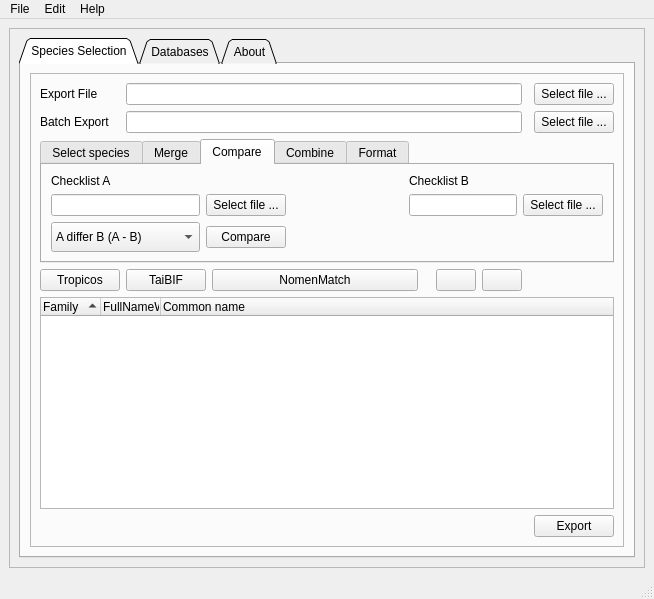
First picture: the form in src/ui/ui_main.ui, repository TaiBON/checklister, before the edit.
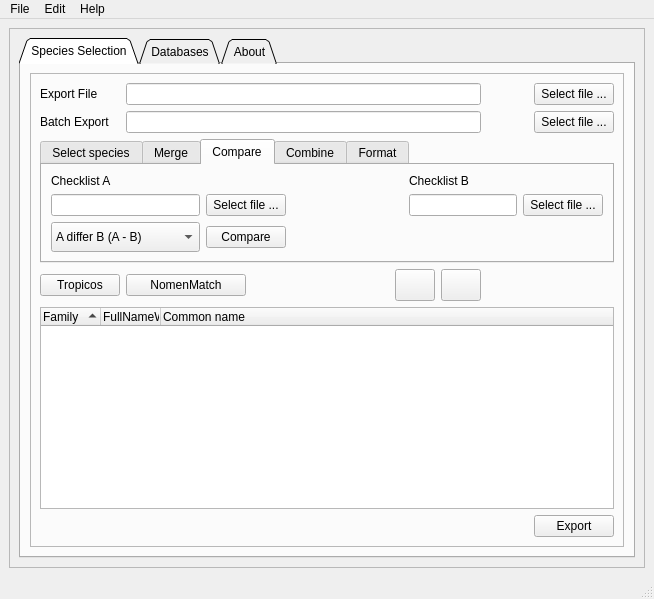
Second picture: the form after the edit. The open tabs and pages were chosen to show the change. Icons and pictures are not drawn.

What changed in the file:
```diff
--- a/src/ui/ui_main.ui
+++ b/src/ui/ui_main.ui
@@ -41,7 +41,7 @@
          <x>0</x>
          <y>0</y>
          <width>628</width>
-         <height>558</height>
+         <height>538</height>
         </rect>
        </property>
        <layout class="QGridLayout" name="gridLayout_4">
@@ -91,24 +91,6 @@
                <enum>QFrame::Raised</enum>
               </property>
               <layout class="QGridLayout" name="gridLayout_2">
-               <item row="3" column="1">
-                <widget class="QPushButton" name="butTaibif">
-                 <property name="toolTip">
-                  <string>&lt;html&gt;&lt;head/&gt;&lt;body&gt;&lt;p&gt;Search TaiBIF database&lt;/p&gt;&lt;/body&gt;&lt;/html&gt;</string>
-                 </property>
-                 <property name="whatsThis">
-                  <string>&lt;html&gt;&lt;head/&gt;&lt;body&gt;&lt;p&gt;Search TaiBIF database&lt;/p&gt;&lt;/body&gt;&lt;/html&gt;</string>
-                 </property>
-                 <property name="styleSheet">
-                  <string notr="true">QPushButton#butTaibif{
-	qproperty-icon: url(:images/search.png);
-}</string>
-                 </property>
-                 <property name="text">
-                  <string>TaiBIF</string>
-                 </property>
-                </widget>
-               </item>
                <item row="1" column="8">
                 <widget class="QPushButton" name="butSlist">
                  <property name="sizePolicy">
@@ -501,36 +483,6 @@
                  </property>
                 </widget>
                </item>
-               <item row="3" column="2">
-                <widget class="QPushButton" name="butNomenMatch">
-                 <property name="sizePolicy">
-                  <sizepolicy hsizetype="Expanding" vsizetype="Fixed">
-                   <horstretch>0</horstretch>
-                   <verstretch>0</verstretch>
-                  </sizepolicy>
-                 </property>
-                 <property name="minimumSize">
-                  <size>
-                   <width>120</width>
-                   <height>0</height>
-                  </size>
-                 </property>
-                 <property name="toolTip">
-                  <string>&lt;html&gt;&lt;head/&gt;&lt;body&gt;&lt;p&gt;Search NomenMatch — a scientific name match database&lt;/p&gt;&lt;/body&gt;&lt;/html&gt;</string>
-                 </property>
-                 <property name="whatsThis">
-                  <string>&lt;html&gt;&lt;head/&gt;&lt;body&gt;&lt;p&gt;Search NomenMatch (a scientific name matching webapp, thanks for @trashmai)&lt;/p&gt;&lt;/body&gt;&lt;/html&gt;</string>
-                 </property>
-                 <property name="styleSheet">
-                  <string notr="true">QPushButton#butNomenMatch{
-	qproperty-icon: url(:images/search.png);
-}</string>
-                 </property>
-                 <property name="text">
-                  <string>NomenMatch</string>
-                 </property>
-                </widget>
-               </item>
                <item row="4" column="0" colspan="9">
                 <widget class="QTreeWidget" name="treeWidget">
                  <property name="sizePolicy">
@@ -658,6 +610,12 @@
                    <verstretch>0</verstretch>
                   </sizepolicy>
                  </property>
+                 <property name="minimumSize">
+                  <size>
+                   <width>32</width>
+                   <height>32</height>
+                  </size>
+                 </property>
                  <property name="toolTip">
                   <string extracomment="Delete selected item(s)">&lt;html&gt;&lt;head/&gt;&lt;body&gt;&lt;p&gt;Delete selected item(s)&lt;/p&gt;&lt;/body&gt;&lt;/html&gt;</string>
                  </property>
@@ -679,6 +637,12 @@
                    <verstretch>0</verstretch>
                   </sizepolicy>
                  </property>
+                 <property name="minimumSize">
+                  <size>
+                   <width>32</width>
+                   <height>32</height>
+                  </size>
+                 </property>
                  <property name="toolTip">
                   <string extracomment="Delete all items">&lt;html&gt;&lt;head/&gt;&lt;body&gt;&lt;p&gt;Delete all items&lt;/p&gt;&lt;/body&gt;&lt;/html&gt;</string>
                  </property>
@@ -705,6 +669,36 @@
                  </property>
                 </widget>
                </item>
+               <item row="3" column="1">
+                <widget class="QPushButton" name="butNomenMatch">
+                 <property name="sizePolicy">
+                  <sizepolicy hsizetype="Fixed" vsizetype="Fixed">
+                   <horstretch>0</horstretch>
+                   <verstretch>0</verstretch>
+                  </sizepolicy>
+                 </property>
+                 <property name="minimumSize">
+                  <size>
+                   <width>120</width>
+                   <height>0</height>
+                  </size>
+                 </property>
+                 <property name="toolTip">
+                  <string>&lt;html&gt;&lt;head/&gt;&lt;body&gt;&lt;p&gt;Search NomenMatch — a scientific name match database&lt;/p&gt;&lt;/body&gt;&lt;/html&gt;</string>
+                 </property>
+                 <property name="whatsThis">
+                  <string>&lt;html&gt;&lt;head/&gt;&lt;body&gt;&lt;p&gt;Search NomenMatch (a scientific name matching webapp, thanks for @trashmai)&lt;/p&gt;&lt;/body&gt;&lt;/html&gt;</string>
+                 </property>
+                 <property name="styleSheet">
+                  <string notr="true">QPushButton#butNomenMatch{
+	qproperty-icon: url(:images/search.svg);
+}</string>
+                 </property>
+                 <property name="text">
+                  <string>NomenMatch</string>
+                 </property>
+                </widget>
+               </item>
               </layout>
              </widget>
             </item>
```
Left out of the diff: 37 changed lines with no effect on the pictures.
